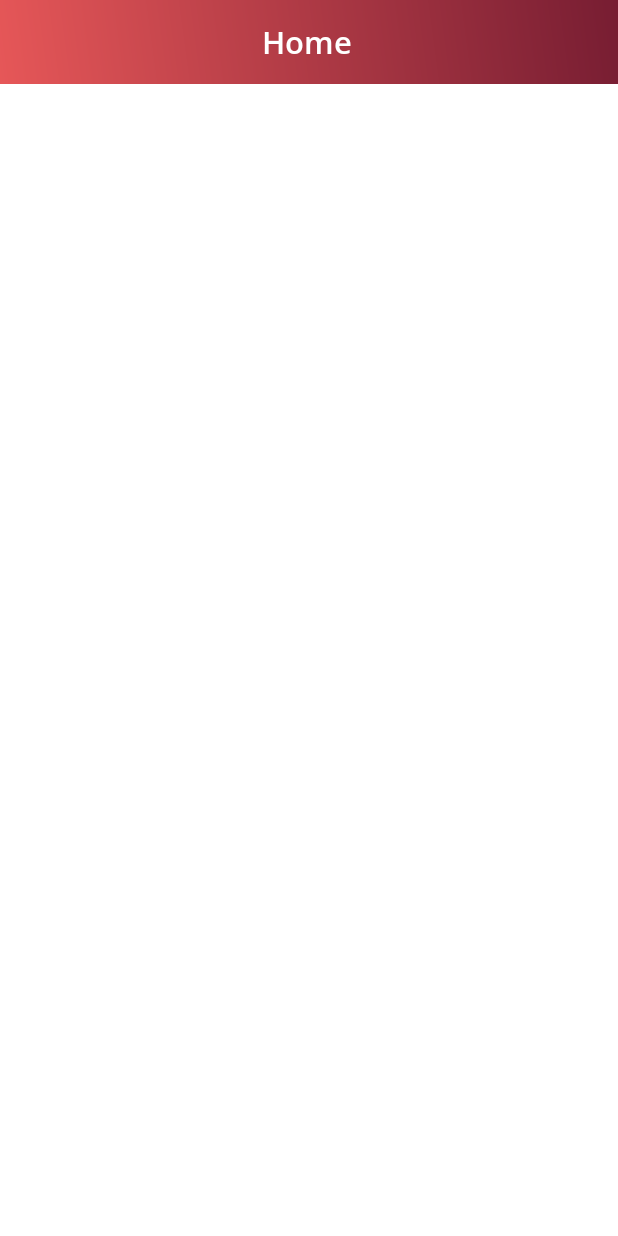
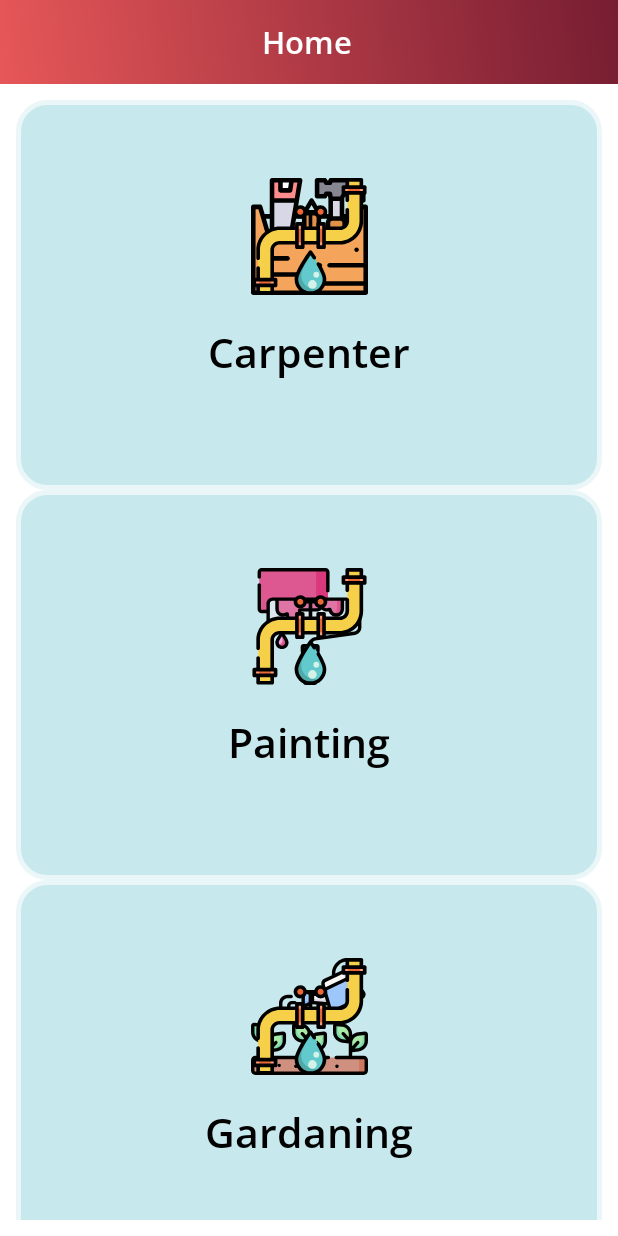
Before and after one commit to tusharpandey1993/AtoZMaintenance, an Android app: the DashboardFragment screen opened through its navigation route, on a phone screen of 412 x 824 dp. Run offline under Robolectric (Android 15) with nearby library versions, the phone set to English and light mode, and no system bars; our stand-ins replace CircleImageView, sdp/ssp sizes; libraries missing offline, so code that uses them is left out: com.yarolegovich.slidingrootnav; Roboto replaces fonts that are not available here; 1 statement that could not run was skipped.

Commit message:
added home adapter

```diff
--- /dev/null
+++ b/app/src/main/java/com/base/AtoZMaintenanceApp/Adapter/DashboardServiceListAdapter.java
@@ -0,0 +1,77 @@
+package com.base.AtoZMaintenanceApp.Adapter;
+
+import android.content.Context;
+import android.content.res.TypedArray;
+import android.util.Log;
+import android.view.LayoutInflater;
+import android.view.View;
+import android.view.ViewGroup;
+import android.widget.ImageView;
+import android.widget.TextView;
+
+import androidx.constraintlayout.widget.ConstraintLayout;
+import androidx.recyclerview.widget.RecyclerView;
+
+import com.base.AtoZMaintenanceApp.R;
+
+public class DashboardServiceListAdapter extends RecyclerView.Adapter<DashboardServiceListAdapter.MyViewHolder> {
+
+
+    private Context mActivity;
+    private int userType;
+    private OnClickInterface onClickListner;
+    TypedArray ta;
+    String [] ta2;
+
+    public DashboardServiceListAdapter(Context context, OnClickInterface mListner) {
+        this.mActivity= context;
+        this.userType= userType;
+        this.onClickListner = mListner;
+
+        ta = mActivity.getResources().obtainTypedArray(R.array.homeIcons);
+        ta2 =  mActivity.getResources().getStringArray(R.array.homeItems);
+    }
+
+
+    @Override
+    public DashboardServiceListAdapter.MyViewHolder onCreateViewHolder(ViewGroup parent, int viewType) {
+        View v = LayoutInflater.from(parent.getContext())
+                .inflate(R.layout.home_list_item, parent, false);
+        DashboardServiceListAdapter.MyViewHolder vh = new DashboardServiceListAdapter.MyViewHolder(v);
+        return vh;
+    }
+
+    @Override
+    public void onBindViewHolder(DashboardServiceListAdapter.MyViewHolder holder, final int position) {
+
+        try {
+                holder.item_icon.setBackgroundResource(ta.getResourceId(position, 0));
+                holder.title.setText(ta2[position]);
+        } catch (Exception e){
+            Log.e("TAG", "onBindViewHolder: " + e.getMessage() );
+        }
+
+    }
+
+    @Override
+    public int getItemCount() {
+          return 5;
+    }
+
+
+    public class MyViewHolder extends RecyclerView.ViewHolder {
+        public View view;
+        public ImageView item_icon;
+        private TextView title;
+        public MyViewHolder(View v) {
+            super(v);
+            try {
+                item_icon = v.findViewById(R.id.item_icon);
+                title = v.findViewById(R.id.title);
+            } catch (Exception e){
+                Log.e("TAG", "MyViewHolder: " + e.getMessage() );
+            }
+        }
+    }
+
+}
--- a/app/src/main/java/com/base/AtoZMaintenanceApp/Fragments/DashboardFragment.java
+++ b/app/src/main/java/com/base/AtoZMaintenanceApp/Fragments/DashboardFragment.java
@@ -9,6 +9,8 @@ import androidx.fragment.app.Fragment;
 import androidx.fragment.app.FragmentActivity;
 import androidx.lifecycle.Lifecycle;
 import androidx.navigation.Navigation;
+import androidx.recyclerview.widget.LinearLayoutManager;
+import androidx.recyclerview.widget.RecyclerView;
 
 import android.util.Log;
 import android.view.LayoutInflater;
@@ -16,6 +18,7 @@ import android.view.View;
 import android.view.ViewGroup;
 import android.widget.ImageView;
 
+import com.base.AtoZMaintenanceApp.Adapter.DashboardServiceListAdapter;
 import com.base.AtoZMaintenanceApp.Adapter.OnClickInterface;
 import com.base.AtoZMaintenanceApp.CommonFiles.Constants;
 import com.base.AtoZMaintenanceApp.CommonFiles.AppPreferences;
@@ -39,8 +42,9 @@ public class DashboardFragment extends BaseFragment implements GenericDialogClic
     private View mView;
     public static boolean fromCourses = false;
     public static boolean goToContactTrainer = false;
-
+    DashboardServiceListAdapter selectedAdapter;
     private ImageView closeIcon;
+    RecyclerView recyclerViewList;
 
     private SlidingRootNav slidingRootNav;
 
@@ -64,6 +68,11 @@ public class DashboardFragment extends BaseFragment implements GenericDialogClic
 
         init(mView);
 
+        selectedAdapter = new DashboardServiceListAdapter(mActivity,this);
+        LinearLayoutManager mLayoutManager = new LinearLayoutManager(mActivity);
+        recyclerViewList.setLayoutManager(mLayoutManager);
+        recyclerViewList.setAdapter(selectedAdapter);
+
         return mView;
     }
 
@@ -76,7 +85,7 @@ public class DashboardFragment extends BaseFragment implements GenericDialogClic
 
 
     private void init(View mView) {
-
+        recyclerViewList = mView.findViewById(R.id.recyclerViewList);
     }
 
     @Override
--- a/app/src/main/java/com/base/AtoZMaintenanceApp/Fragments/LoginFragment.java
+++ b/app/src/main/java/com/base/AtoZMaintenanceApp/Fragments/LoginFragment.java
@@ -163,6 +163,7 @@ public class LoginFragment extends BaseFragment implements IPresenter, GenericDi
              Log.d(TAG, "checkValidation: passWord " + passWord);
              if (Utility.getInstance().isNetworkAvailable(mActivity)) {
                  if(UserName.equalsIgnoreCase("admin") && passWord.equalsIgnoreCase("admin")){
+                     AppPreferences.getInstance().setUser_Type(mActivity,Constants.getInstance().user);
                      Navigation.findNavController(requireActivity(),R.id.navHostFragment)
                              .navigate(R.id.action_loginFragment_to_successFragment);
                  }
--- a/app/src/main/res/layout/fragment_dashboard.xml
+++ b/app/src/main/res/layout/fragment_dashboard.xml
@@ -22,5 +22,20 @@
         app:layout_constraintStart_toStartOf="parent"
         app:layout_constraintTop_toBottomOf="@+id/include2">
 
+        <androidx.recyclerview.widget.RecyclerView
+            android:id="@+id/recyclerViewList"
+            android:layout_width="match_parent"
+            android:layout_height="match_parent"
+            android:layout_marginStart="@dimen/_8sdp"
+            android:layout_marginTop="@dimen/_8sdp"
+            android:layout_marginEnd="@dimen/_8sdp"
+            android:layout_marginBottom="@dimen/_8sdp"
+            android:nestedScrollingEnabled="true">
+
+        </androidx.recyclerview.widget.RecyclerView>
+
+
+
+
     </androidx.core.widget.NestedScrollView>
 </LinearLayout>
```
